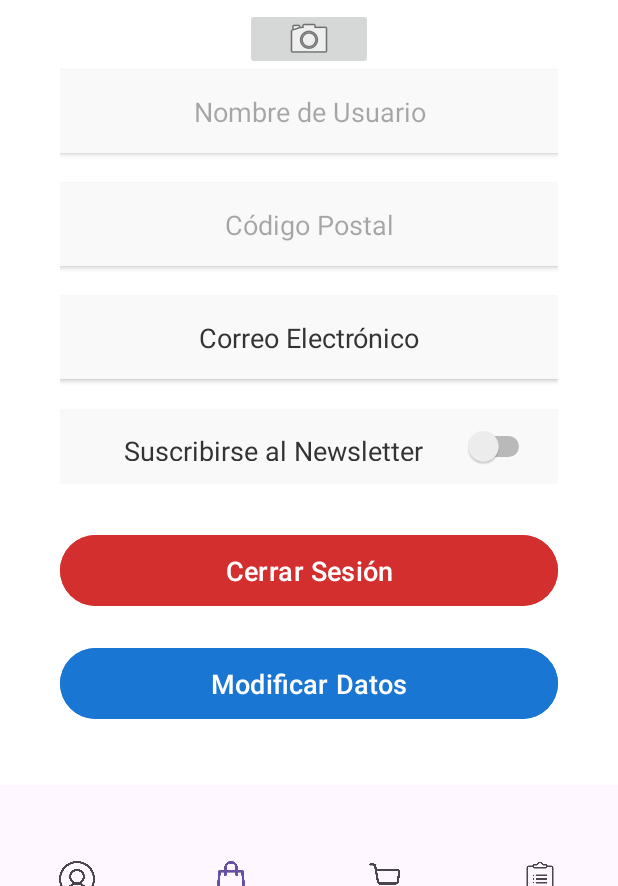
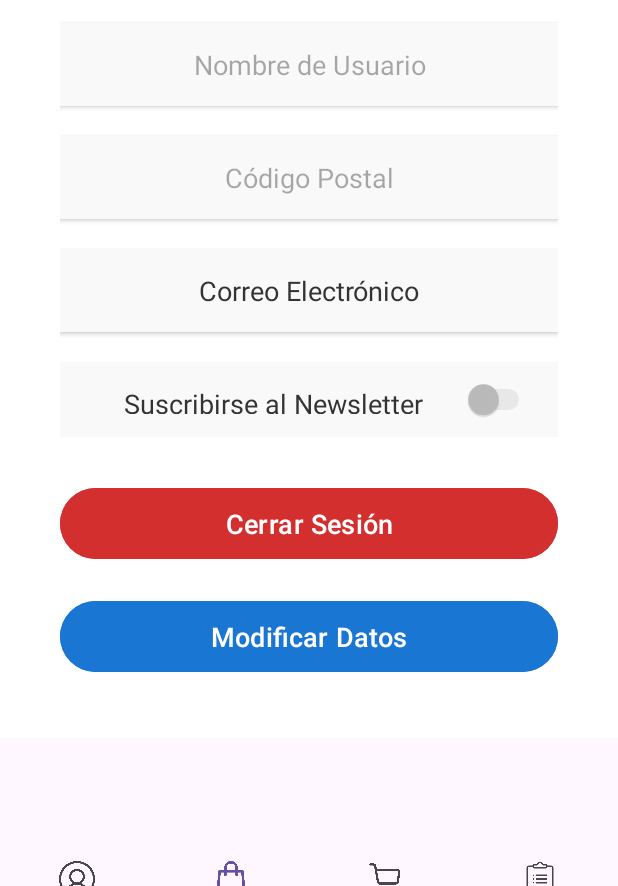
Before and after one commit to AntonL0803/APP_GamesShop_Android, an Android app: the fragment Perfil placed in its activity, on a phone screen of 412 x 824 dp, the part 350-1236 px from its top. Run offline under Robolectric (Android 15) with nearby library versions, the phone set to English and light mode, and no system bars; our stand-ins replace Firebase (no records; nobody signed in at launch, a user with empty details on screens opened directly); pictures from the network do not load.

Commit message:
Login, registro, perfil terminado!!!!

```diff
--- a/app/src/main/AndroidManifest.xml
+++ b/app/src/main/AndroidManifest.xml
@@ -9,8 +9,14 @@
     <uses-permission android:name="android.permission.INTERNET"/>
 
     <uses-permission android:name="android.permission.CAMERA" />
+    <queries>
+        <intent>
+            <action android:name="android.media.action.IMAGE_CAPTURE" />
+        </intent>
+    </queries>
     <uses-permission android:name="android.permission.READ_EXTERNAL_STORAGE"/>
     <uses-permission android:name="android.permission.WRITE_EXTERNAL_STORAGE"/>
+    <!--<uses-feature android:name="android.hardware.camera" android:required="true"/>-->
 
     <application
         android:allowBackup="true"
--- a/app/src/main/res/layout/fragment_perfil_fragmento.xml
+++ b/app/src/main/res/layout/fragment_perfil_fragmento.xml
@@ -5,22 +5,23 @@
     android:layout_width="match_parent"
     android:layout_height="wrap_content"
     android:background="#FFFFFF"
+    android:gravity="center"
     android:orientation="vertical"
     android:padding="40dp"
-    android:gravity="center"
     tools:context=".Interfaces.Perfil">
 
     <!-- Título -->
+
     <TextView
         android:id="@+id/textView"
         android:layout_width="match_parent"
         android:layout_height="wrap_content"
+        android:layout_marginBottom="30dp"
+        android:gravity="center"
         android:text="PERFIL"
-        android:gravity="center"
+        android:textColor="#333333"
         android:textSize="32sp"
-        android:textColor="#333333"
-        android:textStyle="bold"
-        android:layout_marginBottom="30dp" />
+        android:textStyle="bold" />
 
     <!-- Nombre de usuario (EditText) -->
     <ImageView
@@ -33,79 +34,73 @@
         android:scaleType="centerCrop"
         android:src="@mipmap/ic_launcher" />
 
-    <ImageButton
-        android:id="@+id/imgbotonTomarFoto"
-        android:layout_width="85dp"
-        android:layout_height="41dp"
-        android:layout_marginTop="0dp"
-        android:src="@android:drawable/ic_menu_camera" />
-
     <EditText
         android:id="@+id/etNombrePerfil"
         android:layout_width="match_parent"
         android:layout_height="55dp"
+        android:layout_marginTop="10dp"
+        android:layout_marginBottom="20dp"
         android:background="#F9F9F9"
+        android:elevation="2dp"
+        android:gravity="center"
         android:hint="Nombre de Usuario"
-        android:textSize="18sp"
+        android:padding="15dp"
         android:textColor="#333333"
-        android:padding="15dp"
-        android:gravity="center"
-        android:elevation="2dp"
-        android:layout_marginBottom="20dp" />
+        android:textSize="18sp" />
 
     <!-- Campo Código Postal -->
     <EditText
         android:id="@+id/etCPPerfil"
         android:layout_width="match_parent"
         android:layout_height="55dp"
+        android:layout_marginBottom="20dp"
         android:background="#F9F9F9"
+        android:elevation="2dp"
+        android:gravity="center"
         android:hint="Código Postal"
         android:inputType="number"
-        android:textSize="18sp"
+        android:padding="15dp"
         android:textColor="#333333"
-        android:padding="15dp"
-        android:gravity="center"
-        android:elevation="2dp"
-        android:layout_marginBottom="20dp" />
+        android:textSize="18sp" />
 
     <!-- Correo Electrónico (TextView) -->
     <TextView
         android:id="@+id/tvEmailAddressPerfil"
         android:layout_width="match_parent"
         android:layout_height="55dp"
+        android:layout_marginBottom="20dp"
         android:background="#F9F9F9"
+        android:elevation="2dp"
+        android:gravity="center"
+        android:padding="15dp"
         android:text="Correo Electrónico"
-        android:textSize="18sp"
         android:textColor="#333333"
-        android:padding="15dp"
-        android:gravity="center"
-        android:elevation="2dp"
-        android:layout_marginBottom="20dp" />
+        android:textSize="18sp" />
 
     <!-- Switch Newsletter -->
     <Switch
         android:id="@+id/switchNewsPerfil"
         android:layout_width="match_parent"
         android:layout_height="50dp"
+        android:layout_marginBottom="30dp"
         android:background="#F9F9F9"
+        android:gravity="center"
+        android:padding="15dp"
         android:text="Suscribirse al Newsletter"
-        android:textSize="18sp"
         android:textColor="#333333"
-        android:padding="15dp"
-        android:layout_marginBottom="30dp"
-        android:gravity="center" />
+        android:textSize="18sp" />
 
     <!-- Botón Cerrar Sesión -->
     <Button
         android:id="@+id/btcerrarSesionPerfil"
         android:layout_width="match_parent"
         android:layout_height="55dp"
+        android:layout_marginBottom="20dp"
         android:backgroundTint="#D32F2F"
+        android:elevation="4dp"
         android:text="Cerrar Sesión"
         android:textColor="#FFFFFF"
-        android:textSize="18sp"
-        android:layout_marginBottom="20dp"
-        android:elevation="4dp" />
+        android:textSize="18sp" />
 
     <!-- Botón Modificar Perfil -->
     <Button
@@ -113,8 +108,18 @@
         android:layout_width="match_parent"
         android:layout_height="55dp"
         android:backgroundTint="#1976D2"
+        android:elevation="4dp"
         android:text="Modificar Datos"
         android:textColor="#FFFFFF"
-        android:textSize="18sp"
-        android:elevation="4dp" />
+        android:textSize="18sp" />
+
+    <Button
+        android:id="@+id/btGuardarPerfil"
+        android:layout_width="match_parent"
+        android:layout_height="55dp"
+        android:backgroundTint="#1976D2"
+        android:elevation="4dp"
+        android:text="Guardar Datos"
+        android:textColor="#FFFFFF"
+        android:textSize="18sp" />
 </LinearLayout>
```
Also changed, not shown: app/src/main/java/com/example/aplicacion/Interfaces/Login.java (+0 -2 lines), app/src/main/java/com/example/aplicacion/Interfaces/Perfil.java (+118 -86 lines).
